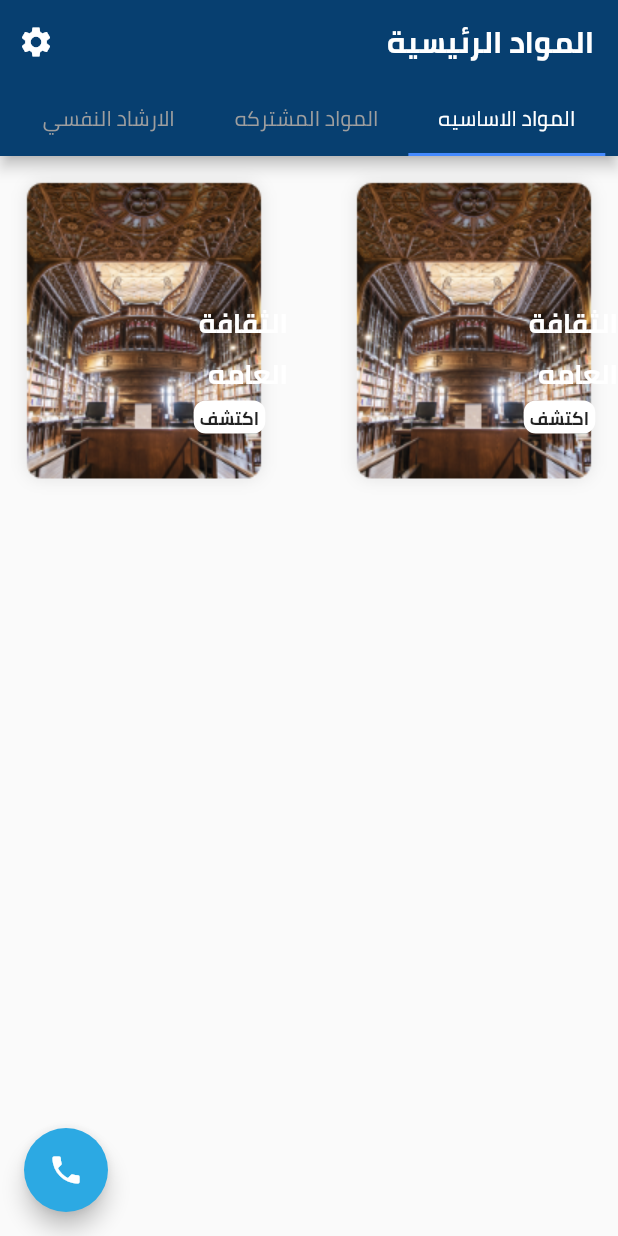
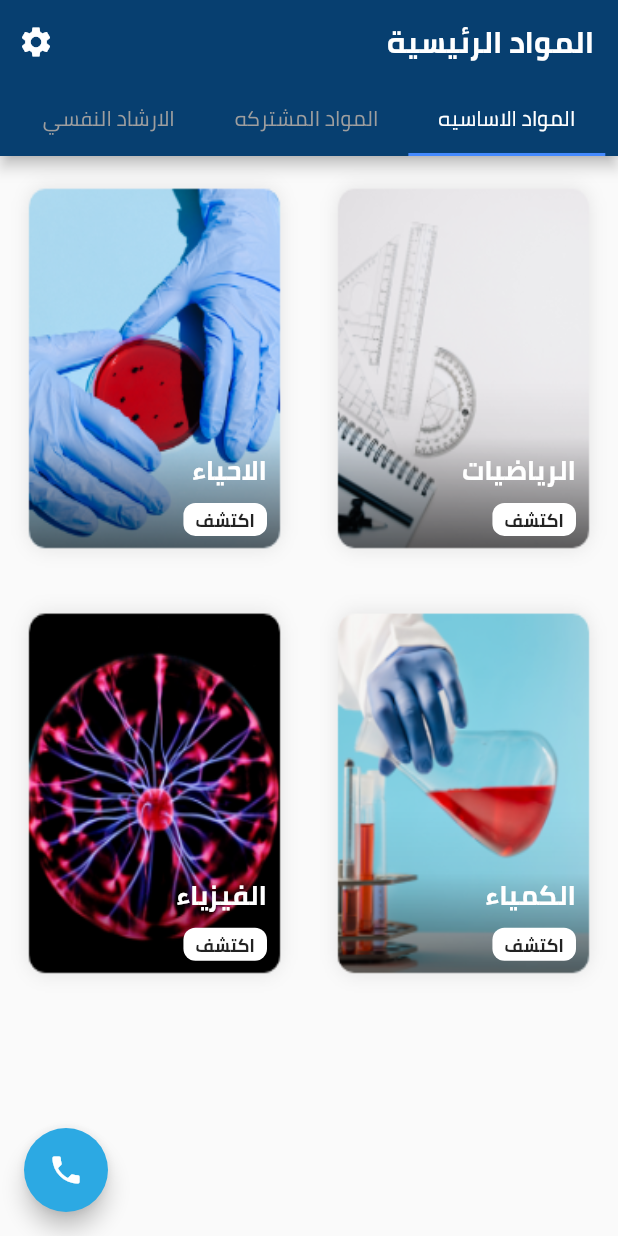
Before and after one commit to Ahmed63c/tawjihi, a Flutter app: the Home screen opened directly, on a phone screen of 412 x 824 dp. Run offline on Flutter 3.47's test engine with Material 2 defaults, Android fonts, the light colour scheme and no system bars; our stand-ins replace shared_preferences; accounts and stored records are empty.

Commit message:
home Screen

```diff
--- a/lib/Screens/Home/Home.dart
+++ b/lib/Screens/Home/Home.dart
@@ -1,6 +1,7 @@
 import 'package:flutter/cupertino.dart';
 import 'package:flutter/material.dart';
 import 'package:tawjihi/Screens/ComonWidget/Text.dart';
+import 'package:tawjihi/Screens/Course/CourseOptionsScreen.dart';
 import 'package:tawjihi/Utils/AppLocalization.dart';
 import 'package:tawjihi/Utils/ColorProperties.dart';
 
@@ -12,8 +13,14 @@ class Home extends StatelessWidget {
       child: Scaffold(
         appBar: AppBar(
           backgroundColor: ColorProperties.AppColor,
-            title: Text(AppLocalizations.of(context).translate("home"),style: TextStyle(color: Colors.white,fontSize: 20
-            ,fontWeight: FontWeight.w700,fontFamily: "Cairo"),),
+          title: Text(
+            AppLocalizations.of(context).translate("home"),
+            style: TextStyle(
+                color: Colors.white,
+                fontSize: 20,
+                fontWeight: FontWeight.w700,
+                fontFamily: "Cairo"),
+          ),
           bottom: tabBar(context),
           actions: <Widget>[
             IconButton(
@@ -21,58 +28,30 @@ class Home extends StatelessWidget {
                 Icons.settings,
                 color: Colors.white,
               ),
-                onPressed: () {
-                },
+              onPressed: () {},
             )
           ],
         ),
-          body: TabBarView(children: <Widget>[
-            home(context),
-            home(context),
-            home(context)
-          ],),
+        body: TabBarView(
+          children: <Widget>[home(context), secondTab(context), thirdTab(context)],
+        ),
         floatingActionButton: FloatingActionButton(
           onPressed: () {},
           backgroundColor: ColorProperties.colorAccent,
           child: Icon(Icons.phone),
         ),
       ),
-
     );
   }
 
-  Widget home(BuildContext context) {
-    return Column(
-      children: <Widget>[
-        Container(
-          height: 280,
-          child: Row(
-            mainAxisAlignment: MainAxisAlignment.spaceBetween,
-            children: <Widget>[
-            homeTile(context, "اكتشف", Image.asset('assets/images/m.png', fit: BoxFit.fill,)),
-              homeTile(context, "اكتشف", Image.asset('assets/images/m.png', fit: BoxFit.fill,)),
-
-
-            ],),
-        ),
-        Row()
-      ],
-    );
-
-  }
-
-  Widget header(BuildContext context) {
-
-  }
-
- Widget  tabBar(BuildContext context) {
+  Widget tabBar(BuildContext context) {
     return TabBar(
       indicatorColor: Colors.blueAccent,
       labelColor: Colors.white,
       isScrollable: true,
       labelPadding: EdgeInsets.only(right: 20, left: 20),
       unselectedLabelColor: Colors.grey,
-      tabs:[
+      tabs: [
         Tab(
           child: Text(AppLocalizations.of(context).translate("main"),
               style: TextStyle(
@@ -85,8 +64,7 @@ class Home extends StatelessWidget {
               style: TextStyle(
                   fontFamily: "Cairo",
                   fontSize: 14.0,
-                  fontWeight: FontWeight.w500)
-          ),
+                  fontWeight: FontWeight.w500)),
         ),
         Tab(
           child: Text(AppLocalizations.of(context).translate("guidance"),
@@ -99,42 +77,154 @@ class Home extends StatelessWidget {
     );
   }
 
+  Widget home(BuildContext context) {
+    var size = MediaQuery.of(context).size;
+    final double itemHeight = 220;
+    final double itemWidth = 160;
+    return GridView.count(
+      crossAxisCount: 2,
+      childAspectRatio: itemWidth / itemHeight,
+      children: <Widget>[
+        tile(context, "math", Image.asset(
+              'assets/images/math.png',
+              fit: BoxFit.fill,
+            ),),
+        tile(context, "biology", Image.asset(
+          'assets/images/biology.png',
+          fit: BoxFit.fill,
+        ),),
+        tile(context, "chemistry", Image.asset(
+          'assets/images/chemistry.png',
+          fit: BoxFit.fill,
+        ),),
+        tile(context, "physics", Image.asset(
+          'assets/images/physics.png',
+          fit: BoxFit.fill,
+        ),),
+      ],
+    );
+  }
 
-  Widget homeTile(BuildContext context, String footer, Image image) {
-    return  GestureDetector(
-            child: Stack(
+  Widget homeAdby(BuildContext context) {
+    var size = MediaQuery.of(context).size;
+    final double itemHeight = 220;
+    final double itemWidth = 160;
+    return GridView.count(
+      crossAxisCount: 2,
+      childAspectRatio: itemWidth / itemHeight,
+      children: <Widget>[
+        tile(context, "math", Image.asset(
+          'assets/images/math.png',
+          fit: BoxFit.fill,
+        ),),
+        tile(context, "sci", Image.asset(
+          'assets/images/scientific_culture.png',
+          fit: BoxFit.fill,
+        ),),
+        tile(context, "history", Image.asset(
+          'assets/images/history.png',
+          fit: BoxFit.fill,
+        ),),
+        tile(context, "geo", Image.asset(
+          'assets/images/geography.png',
+          fit: BoxFit.fill,
+        ),),
+      ],
+    );
+  }
+
+  Widget secondTab(BuildContext context) {
+    var size = MediaQuery.of(context).size;
+    final double itemHeight = 220;
+    final double itemWidth = 160;
+    return GridView.count(
+      crossAxisCount: 2,
+      childAspectRatio: itemWidth / itemHeight,
+      children: <Widget>[
+        tile(context, "english", Image.asset(
+          'assets/images/english.png',
+          fit: BoxFit.fill,
+        ),),
+        tile(context, "arabic", Image.asset(
+          'assets/images/arabic.png',
+          fit: BoxFit.fill,
+        ),),
+        tile(context, "islamic", Image.asset(
+          'assets/images/islamic.png',
+          fit: BoxFit.fill,
+        ),),
+        tile(context, "tech", Image.asset(
+          'assets/images/technology.png',
+          fit: BoxFit.fill,
+        ),),
+      ],
+    );
+  }
+
+  Widget thirdTab(BuildContext context) {
+    var size = MediaQuery.of(context).size;
+    final double itemHeight = 220;
+    final double itemWidth = 160;
+    return GridView.count(
+      crossAxisCount: 2,
+      childAspectRatio: itemWidth / itemHeight,
+      children: <Widget>[
+        tile(context, "articles", Image.asset(
+          'assets/images/articles.png',
+          fit: BoxFit.fill,
+        ),),
+        tile(context, "videos", Image.asset(
+          'assets/images/videos.png',
+          fit: BoxFit.fill,
+        ),),
+      ],
+    );
+  }
+
+  Widget tile(BuildContext context, String courseName, Image image) {
+    return GestureDetector(
+      onTap: (){
+        Navigator.of(context).push(MaterialPageRoute(builder: (_)=>CourseList()));
+      },
+      child: Stack(children: <Widget>[
+        Container(
+          height: 400,
+            child: image),
+        Positioned(
+          bottom: 30,
+          right: 20,
+          child: Column(
+            crossAxisAlignment: CrossAxisAlignment.start,
             children: <Widget>[
               Container(
-                          decoration: BoxDecoration(
-                            borderRadius: BorderRadius.circular(8)
+                width: 80,
+                margin: EdgeInsets.only(bottom: 4, right: 8, left: 8),
+                child: MyText(courseName,
+                  style: TextStyle(
+                      fontFamily: "Cairo",
+                      fontWeight: FontWeight.w700,
+                      fontSize: 18,
+                      color: Colors.white),
                 ),
-                          child: image,),
-                        Container(
-                          child: Column(
-                            mainAxisAlignment:MainAxisAlignment.center,
-                            children: <Widget>[
-                              Container(
-                                width: 78,
-                                child: Text("الثقافة العامه",style: TextStyle(fontFamily: "Cairo",fontWeight: FontWeight.w700
-                                  ,fontSize: 18,color: Colors.white),),
               ),
               Container(
+                margin: EdgeInsets.symmetric(horizontal: 8),
                 decoration: BoxDecoration(
-                                  borderRadius: BorderRadius.circular(8),
-                                  color: Colors.white
-                                ),
+                    borderRadius: BorderRadius.circular(8), color: Colors.white),
                 child: Padding(
-                                  padding: EdgeInsets.symmetric(horizontal: 4,vertical: 0),
-                                    child: Text("اكتشف",style: TextStyle(fontSize: 12,fontWeight: FontWeight.w700
-                                    ,fontFamily: "Cairo"),)),)
-
-
+                    padding: EdgeInsets.symmetric(horizontal: 8, vertical: 0),
+                    child: MyText(
+                      "explore",
+                      style: TextStyle(
+                          fontSize: 12,
+                          fontWeight: FontWeight.w700,
+                          fontFamily: "Cairo"),
+                    )),
+              )
             ],
           ),
         )
-                      ]
-            ),
-    )
-      ;
+      ]),
+    );
   }
 }
--- a/pubspec.yaml
+++ b/pubspec.yaml
@@ -34,6 +34,8 @@ dependencies:
   shared_preferences: ^0.5.4+8
   flutter_localizations:
       sdk: flutter
+
+
 
 
 dev_dependencies:
```
Also changed, not shown: assets/translations/ar.json (+23 -1 lines), assets/translations/en.json (+23 -1 lines), lib/Screens/Course/CourseOptionsScreen.dart (added, +139 -0 lines), assets/images/arabic.png (added), assets/images/articles.png (added), assets/images/biology.png (added), assets/images/chemistry.png (added), assets/images/english.png (added), assets/images/geography.png (added), assets/images/history.png (added), assets/images/islamic.png (added), assets/images/logo.jpg (added), assets/images/m.png (deleted), assets/images/math.png (added), 4 more files. Lines whose indentation alone changed are shown as unchanged.
